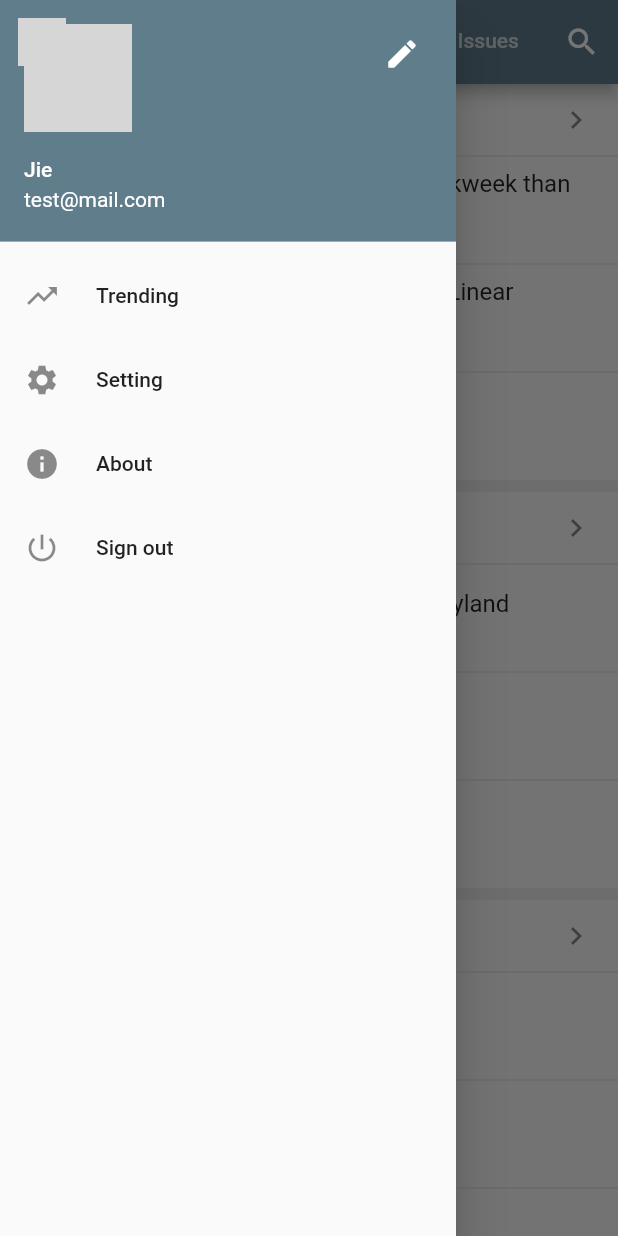
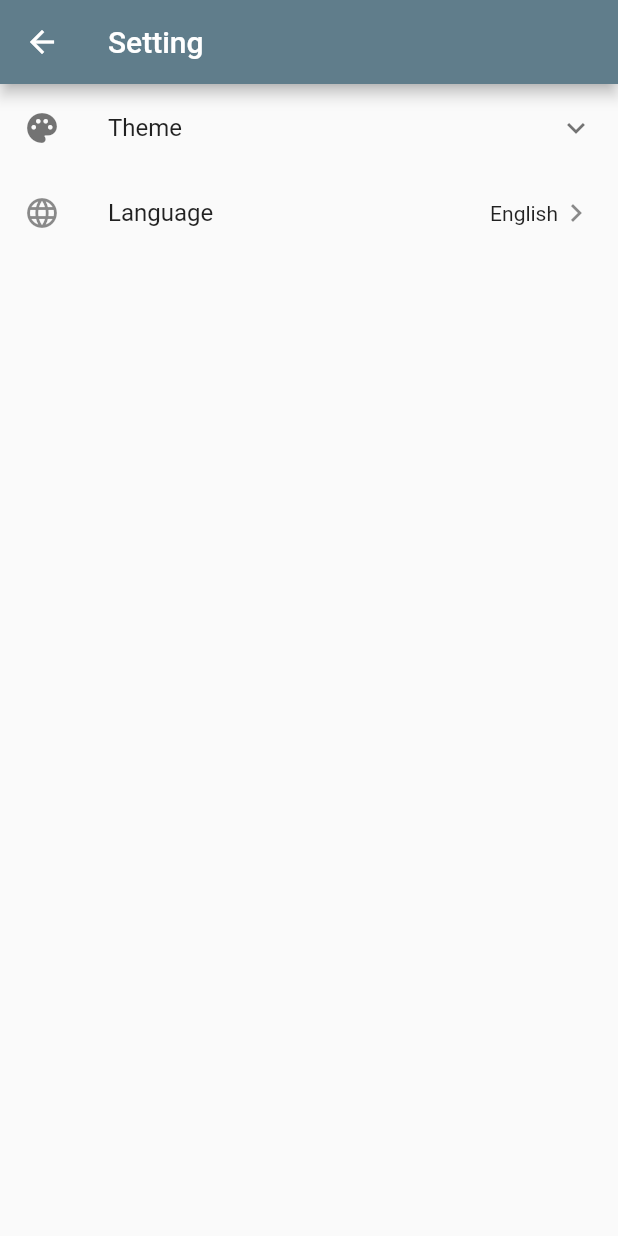
Before and after one commit to Rjiegit/gitme, a Flutter app: the MainPage screen opened by its route, in the side drawer, after a tap on "Setting", on a phone screen of 412 x 824 dp. Run offline on Flutter 3.47's test engine with Material 2 defaults, Android fonts, the phone set to English and light mode, and no system bars; our stand-ins replace flutter_progress_hud; network calls fail; grey boxes are pictures that could not be loaded.

Commit message:
Add setting page

```diff
--- a/lib/main.dart
+++ b/lib/main.dart
@@ -2,8 +2,11 @@ import 'package:flutter/material.dart';
 import 'package:gitme/pages/home.dart';
 import "package:gitme/pages/login.dart";
 import 'package:gitme/pages/profile/profile.dart';
+import 'package:gitme/pages/setting/setting.dart';
 import 'package:gitme/pages/trending/trending.dart';
 import 'package:gitme/routes.dart';
+
+import 'pages/setting/setting_language.dart';
 
 void main() {
   runApp(Gitme());
@@ -27,6 +30,8 @@ class Gitme extends StatelessWidget {
         GitmeRoutes.home: (context) => MainPage(),
         GitmeRoutes.profile: (context) => ProfilePage(),
         GitmeRoutes.trending: (context) => TrendingPage(),
+        GitmeRoutes.setting: (context) => SettingPage(),
+        GitmeRoutes.settingLanguage: (context) => SettingLanguagePage(),
       },
       onGenerateRoute: (settings) {
         switch (settings.name) {
--- a/lib/pages/home.dart
+++ b/lib/pages/home.dart
@@ -91,7 +91,7 @@ class MainPage extends StatelessWidget {
                 icon: Icon(Icons.settings),
                 text: "Setting",
                 onPressed: () {
-                  print("Head to Setting Page");
+                  Navigator.of(context).pushNamed("/setting");
                 },
               ),
               DrawerTile(
--- /dev/null
+++ b/lib/pages/setting/setting.dart
@@ -0,0 +1,45 @@
+import "package:flutter/material.dart";
+import 'package:gitme/components/setting/theme_option.dart';
+
+class SettingPage extends StatelessWidget {
+  @override
+  Widget build(BuildContext context) {
+    return Scaffold(
+      appBar: AppBar(
+        title: Text("Setting"),
+      ),
+      body: ListView(
+        children: <Widget>[
+          ExpansionTile(
+            leading: Icon(Icons.palette),
+            title: Text("Theme"),
+            children: <Widget>[
+              Wrap(
+                spacing: 8.0,
+                children: <Widget>[
+                  ThemeOption(color: Colors.black),
+                  ThemeOption(color: Colors.blue),
+                  ThemeOption(color: Colors.blueGrey)
+                ],
+              )
+            ],
+          ),
+          ListTile(
+            leading: Icon(Icons.language),
+            title: Text("Language"),
+            trailing: Row(
+              mainAxisSize: MainAxisSize.min,
+              children: <Widget>[
+                Text("English"),
+                Icon(Icons.keyboard_arrow_right),
+              ],
+            ),
+            onTap: () {
+              Navigator.of(context).pushNamed("/setting/language");
+            },
+          ),
+        ],
+      ),
+    );
+  }
+}
--- /dev/null
+++ b/lib/pages/setting/setting_language.dart
@@ -0,0 +1,54 @@
+import "package:flutter/material.dart";
+
+enum Language { traditionalChinese, simplifiedChinese, english }
+
+class SettingLanguagePage extends StatefulWidget {
+  @override
+  _SettingLanguagePageState createState() => _SettingLanguagePageState();
+}
+
+class _SettingLanguagePageState extends State<SettingLanguagePage> {
+  Language _language = Language.english;
+
+  @override
+  Widget build(BuildContext context) {
+    return Scaffold(
+        appBar: AppBar(
+          title: Text("Language"),
+        ),
+        body: ListView(
+          children: <Widget>[
+            RadioListTile(
+              title: Text("繁體中文"),
+              value: Language.traditionalChinese,
+              groupValue: _language,
+              onChanged: (Language? value) {
+                setState(() {
+                  _language = Language.traditionalChinese;
+                });
+              },
+            ),
+            RadioListTile(
+              title: Text("简体中文"),
+              value: Language.simplifiedChinese,
+              groupValue: _language,
+              onChanged: (Language? value) {
+                setState(() {
+                  _language = Language.simplifiedChinese;
+                });
+              },
+            ),
+            RadioListTile(
+              title: Text("English"),
+              value: Language.english,
+              groupValue: _language,
+              onChanged: (Language? value) {
+                setState(() {
+                  _language = Language.english;
+                });
+              },
+            ),
+          ],
+        ));
+  }
+}
--- a/lib/routes.dart
+++ b/lib/routes.dart
@@ -4,4 +4,6 @@ class GitmeRoutes {
   static const home = "/home";
   static const profile = "/profile";
   static const trending = "/trending";
+  static const setting = "/setting";
+  static const settingLanguage = "/setting/language";
 }
```
Also changed, not shown: lib/components/setting/theme_option.dart (added, +27 -0 lines).
